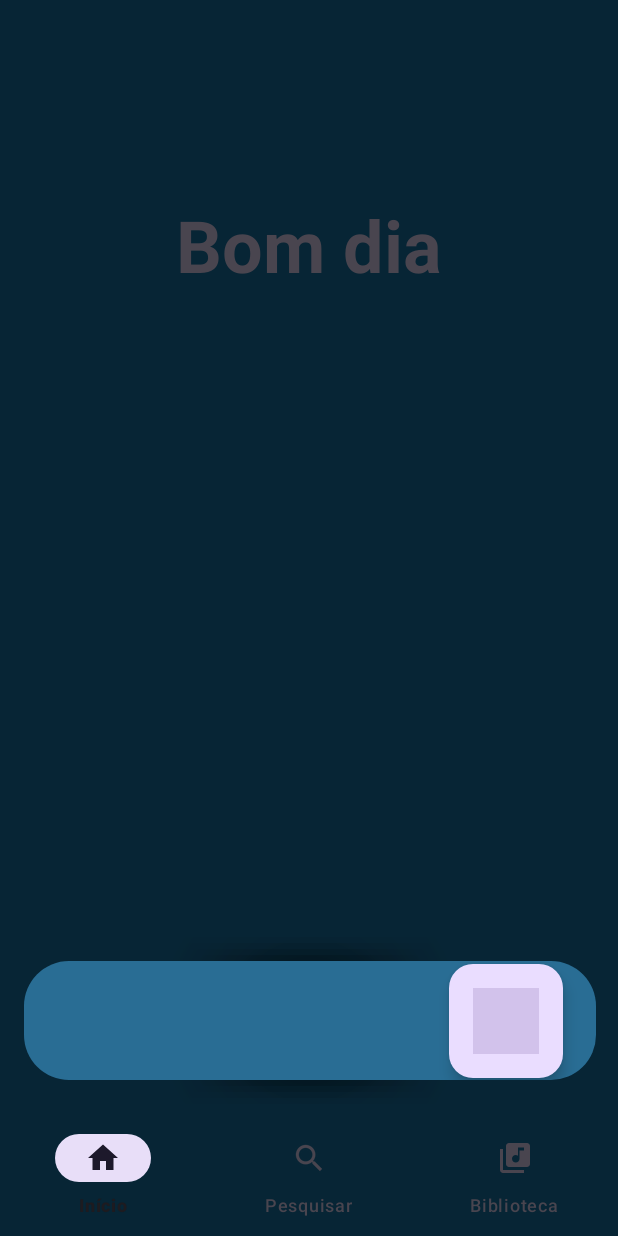
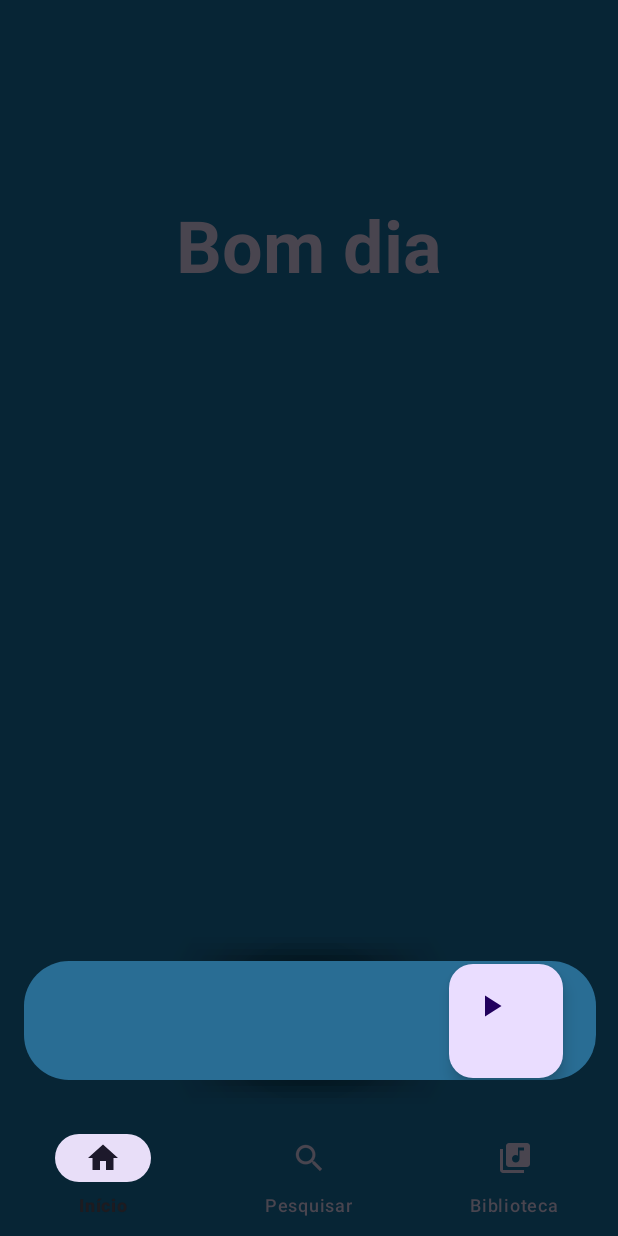
Before and after one commit to afcoelho44/65DDM_YOTA, an Android app: the MainActivity screen opened directly, with no data from a screen before it, on a phone screen of 412 x 824 dp. Run offline under Robolectric (Android 15) with nearby library versions, the phone set to English and light mode, and no system bars; our stand-ins replace navigation-ui; 1 statement that could not run was skipped.

Commit message:
MusicPlayerProvider context is now MainActivity; App_name adjustment

```diff
--- a/app/src/main/java/udesc/br/yota/MainActivity.kt
+++ b/app/src/main/java/udesc/br/yota/MainActivity.kt
@@ -45,6 +45,9 @@ class MainActivity : AppCompatActivity() {
         miniPlayer.setOnClickListener{ _-> openPlayerActivity()}
         playAndPauseOnMiniPlayerButton = findViewById(R.id.mini_player_button)
         playAndPauseOnMiniPlayerButton.setOnClickListener{ _-> playAndPause()}
+        playAndPauseOnMiniPlayerButton.setImageIcon(Icon.createWithResource(this, R.drawable.ic_play_arrow_24))
+
+        initMusicPlayerContext()
     }
 
     private fun playAndPause(){
@@ -60,6 +63,10 @@ class MainActivity : AppCompatActivity() {
         player.playAndPause()
     }
 
+    private fun initMusicPlayerContext(){
+        MusicPlayerProvider.getInstance(this)
+    }
+
     private fun openPlayerActivity(){
         startActivity(Intent(this, PlayerActivity::class.java))
     }
--- a/app/src/main/res/values/strings.xml
+++ b/app/src/main/res/values/strings.xml
@@ -1,5 +1,5 @@
 <resources>
-    <string name="app_name"></string>
+    <string name="app_name">Yota</string>
     <string name="title_home">Início</string>
     <string name="title_dashboard">Pesquisar</string>
     <string name="title_notifications">Biblioteca</string>
```
